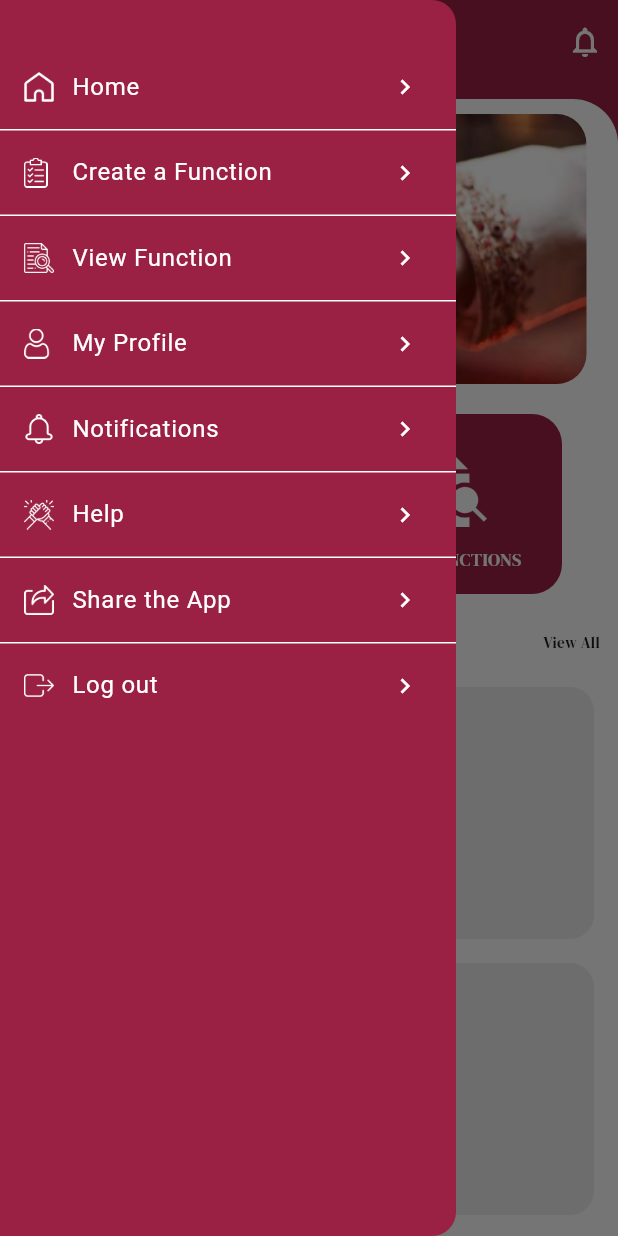
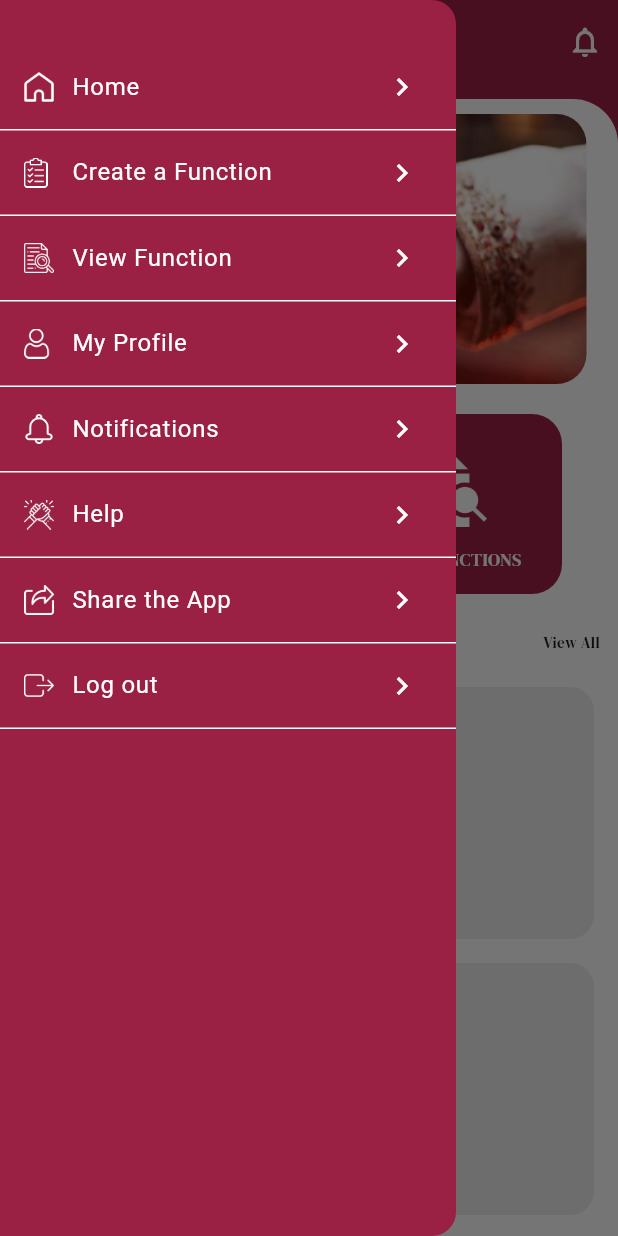
Before and after one commit to jayavelun01/flutter-MoiProject, a Flutter app: the screen it shows after launch, with the side drawer open, on a phone screen of 412 x 824 dp. Run offline on Flutter 3.47's test engine with Material 3 defaults, Android fonts, the phone set to English and light mode, and no system bars; our stand-ins replace pinput.

Commit message:
"change-3001"

```diff
--- a/lib/Screens/home_screen.dart
+++ b/lib/Screens/home_screen.dart
@@ -241,11 +241,15 @@ class _MoiHomeScreenState extends State<MoiHomeScreen> {
       child: Padding(
         padding: const EdgeInsets.only(top: 30),
         child: ListView.separated(
-          itemCount: drawerItems.length,
+          itemCount: drawerItems.length + 1,
           separatorBuilder: (context, index) {
             return Divider(color: Colors.white, height: 1);
           },
           itemBuilder: (context, index) {
+            if (index == drawerItems.length) {
+              return const SizedBox();
+            }
+
             final item1 = drawerItems[index];
 
             return ListTile(
@@ -261,7 +265,7 @@ class _MoiHomeScreenState extends State<MoiHomeScreen> {
               trailing: Icon(
                 Icons.chevron_right,
                 color: Colors.white,
-                size: 20,
+                size: 24,
               ),
               horizontalTitleGap: 8,
               onTap: () {
--- a/lib/Screens/view_collection.dart
+++ b/lib/Screens/view_collection.dart
@@ -1,5 +1,3 @@
-import 'dart:ffi';
-
 import 'package:flutter/material.dart';
 import 'package:moi_appdesign/Widgets/app_member.dart';
 import 'package:moi_appdesign/Widgets/app_textfield_normal.dart';
@@ -244,9 +242,9 @@ class MoiViewCollection extends StatelessWidget {
                             // crossAxisAlignment: CrossAxisAlignment.end,
                             // mainAxisSize: MainAxisSize.min,
                             children: [
-                              if (profile.amount != null)
+                              // if (profile.amount != null)
                               Text(
-                                  profile.amount!,
+                                profile.amount,
                                 style: const TextStyle(
                                   fontFamily: 'DMSerifDisplay',
                                   fontSize: 18,
--- a/lib/Widgets/add_notifications.dart
+++ b/lib/Widgets/add_notifications.dart
@@ -1,5 +1,3 @@
-import 'package:flutter/material.dart';
-
 class NotificationDetails {
   final String funcName;
   final String name;
--- a/lib/Widgets/build_drawer.dart
+++ /dev/null
@@ -1,5 +0,0 @@
-import 'package:flutter/material.dart';
-
-Widget _buildDrawer01() {
-  return Drawer();
-}
```
Lines whose indentation alone changed are shown as unchanged.
